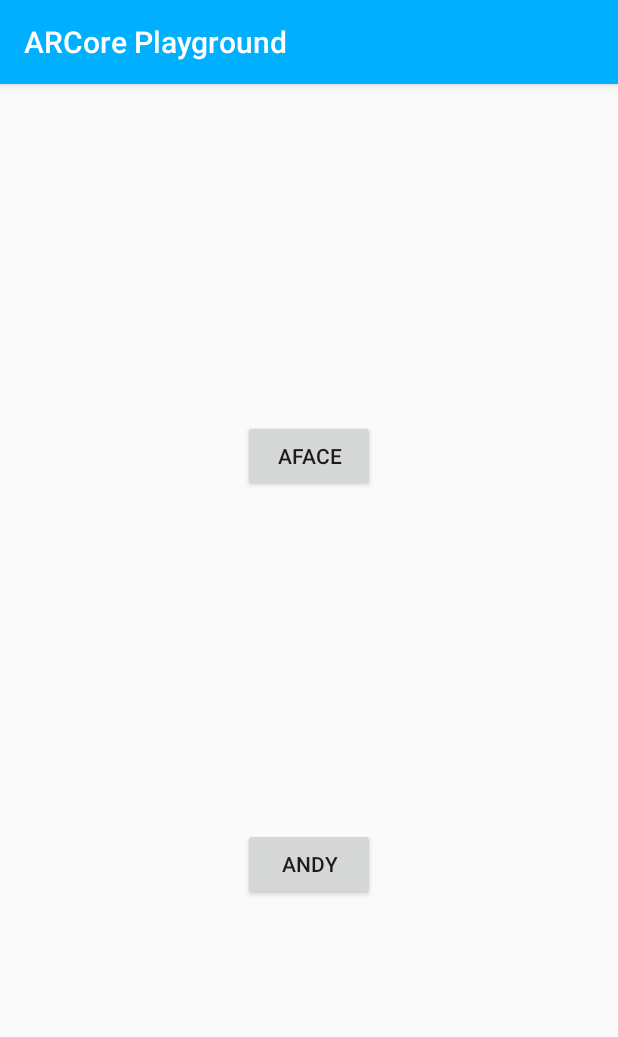
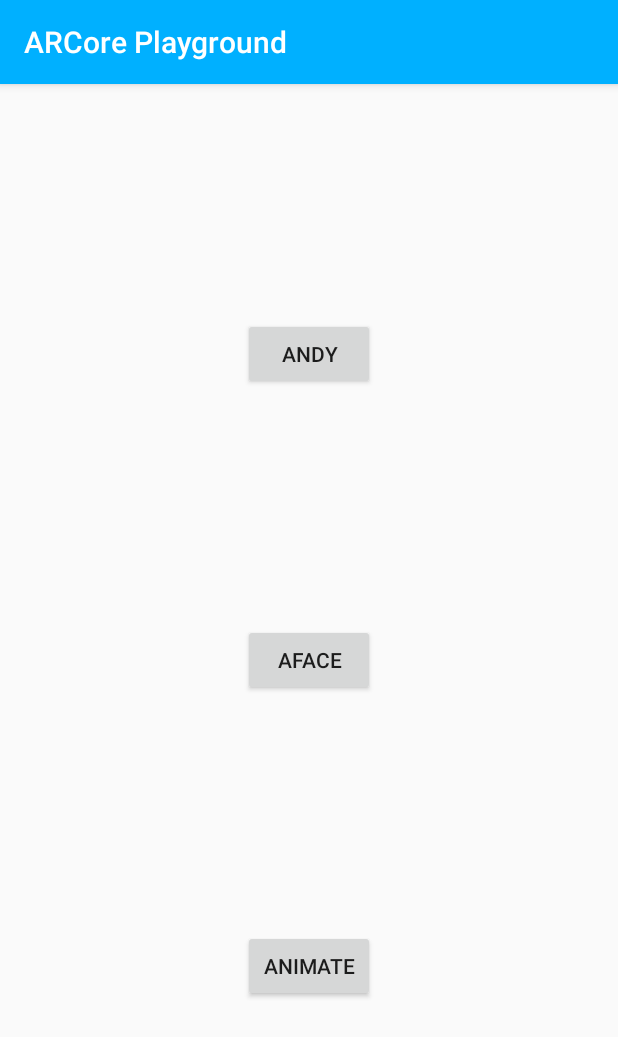
Before and after one commit to nicole-terc/ARCorePlayground, an Android app: the screen it shows after launch (MainActivity), on a phone screen of 412 x 824 dp. Shown: the top 1037 px of the screen. Run offline under Robolectric (Android 15) with nearby library versions, the phone set to English and light mode, and no system bars.

Commit message:
simple animation

```diff
--- a/app/src/main/java/nstv/arcoreplayground/MainActivity.kt
+++ b/app/src/main/java/nstv/arcoreplayground/MainActivity.kt
@@ -5,6 +5,7 @@ import android.os.Bundle
 import androidx.appcompat.app.AppCompatActivity
 import kotlinx.android.synthetic.main.activity_main.*
 import nstv.arcoreplayground.andy.AndyActivity
+import nstv.arcoreplayground.animation.AnimationActivity
 import nstv.arcoreplayground.augmentedFace.AugmentedFaceActivity
 
 class MainActivity : AppCompatActivity() {
@@ -13,7 +14,9 @@ class MainActivity : AppCompatActivity() {
         super.onCreate(savedInstanceState)
         setContentView(R.layout.activity_main)
 
+        btn_andy.setOnClickListener { startActivity(Intent(this, AndyActivity::class.java)) }
         btn_aface.setOnClickListener { startActivity(Intent(this, AugmentedFaceActivity::class.java)) }
-        btn_andy.setOnClickListener { startActivity(Intent(this, AndyActivity::class.java)) }
+        btn_animate.setOnClickListener { startActivity(Intent(this, AnimationActivity::class.java)) }
+
     }
 }
--- /dev/null
+++ b/app/src/main/res/drawable/ic_play.xml
@@ -0,0 +1,5 @@
+<vector android:height="24dp" android:tint="#FFFFFF"
+    android:viewportHeight="24.0" android:viewportWidth="24.0"
+    android:width="24dp" xmlns:android="http://schemas.android.com/apk/res/android">
+    <path android:fillColor="#FF000000" android:pathData="M8,5v14l11,-7z"/>
+</vector>
--- a/app/src/main/res/layout/activity_main.xml
+++ b/app/src/main/res/layout/activity_main.xml
@@ -1,33 +1,45 @@
 <?xml version="1.0" encoding="utf-8"?>
-<androidx.constraintlayout.widget.ConstraintLayout
-        xmlns:android="http://schemas.android.com/apk/res/android"
+<androidx.constraintlayout.widget.ConstraintLayout xmlns:android="http://schemas.android.com/apk/res/android"
+    xmlns:app="http://schemas.android.com/apk/res-auto"
     xmlns:tools="http://schemas.android.com/tools"
-        xmlns:app="http://schemas.android.com/apk/res-auto"
     android:layout_width="match_parent"
     android:layout_height="match_parent"
     tools:context=".MainActivity">
 
     <Button
-            android:text="AFace"
+        android:id="@+id/btn_andy"
         android:layout_width="wrap_content"
         android:layout_height="wrap_content"
+        android:layout_marginStart="8dp"
+        android:layout_marginEnd="8dp"
+        android:text="Andy"
+        app:layout_constraintBottom_toTopOf="@+id/btn_aface"
+        app:layout_constraintEnd_toEndOf="parent"
+        app:layout_constraintStart_toStartOf="parent"
+        app:layout_constraintTop_toTopOf="parent" />
+
+    <Button
         android:id="@+id/btn_aface"
-            app:layout_constraintTop_toTopOf="parent"
-            app:layout_constraintBottom_toTopOf="@+id/btn_andy"
-            app:layout_constraintStart_toStartOf="parent"
-            android:layout_marginStart="8dp"
-            app:layout_constraintEnd_toEndOf="parent"
-            android:layout_marginEnd="8dp"/>
-    <Button
-            android:text="andy"
         android:layout_width="wrap_content"
         android:layout_height="wrap_content"
-            android:id="@+id/btn_andy"
+        android:layout_marginStart="8dp"
+        android:layout_marginEnd="8dp"
+        android:text="AFace"
+        app:layout_constraintBottom_toTopOf="@id/btn_animate"
+        app:layout_constraintEnd_toEndOf="parent"
+        app:layout_constraintStart_toStartOf="parent"
+        app:layout_constraintTop_toBottomOf="@+id/btn_andy" />
+
+    <Button
+        android:id="@+id/btn_animate"
+        android:layout_width="wrap_content"
+        android:layout_height="wrap_content"
+        android:layout_marginStart="8dp"
+        android:layout_marginEnd="8dp"
+        android:text="Animate"
         app:layout_constraintBottom_toBottomOf="parent"
-            app:layout_constraintTop_toBottomOf="@+id/btn_aface"
         app:layout_constraintEnd_toEndOf="parent"
-            android:layout_marginEnd="8dp"
         app:layout_constraintStart_toStartOf="parent"
-            android:layout_marginStart="8dp"/>
+        app:layout_constraintTop_toBottomOf="@+id/btn_aface" />
 
 </androidx.constraintlayout.widget.ConstraintLayout>
```
Also changed, not shown: app/build.gradle (+14 -0 lines), app/src/main/AndroidManifest.xml (+5 -2 lines), app/src/main/java/nstv/arcoreplayground/animation/AnimationActivity.kt (added, +119 -0 lines), app/src/main/java/nstv/arcoreplayground/animation/ModelLoader.java (added, +93 -0 lines), app/src/main/res/layout/activity_animation.xml (added, +23 -0 lines), 12 other files. Lines whose indentation alone changed are shown as unchanged.
